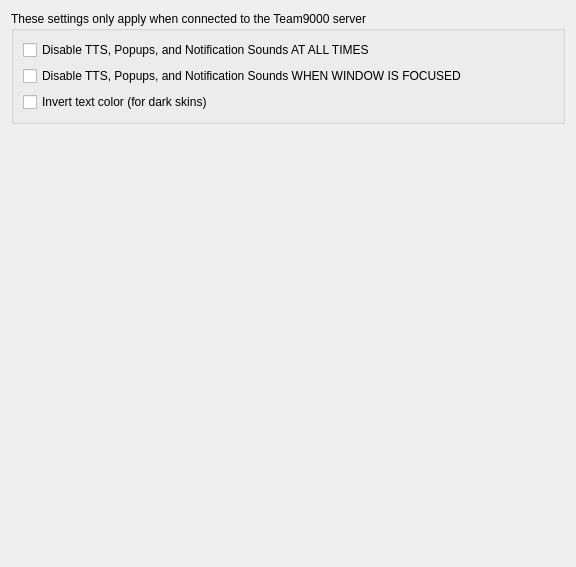
This is src/mumble/M9Config.ui in team9000/mumble9000 as Qt 5 draws it before an edit. The edited form follows.
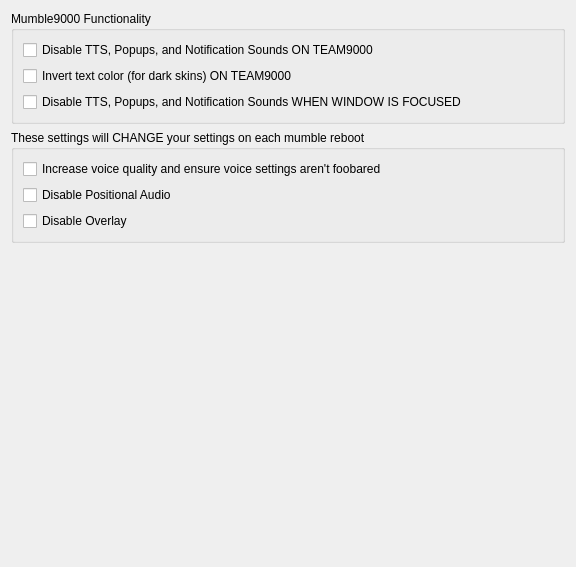
This is the edited form.

Commit message: Auto-fix configs. Bump to 1.0.3

```diff
--- a/src/mumble/M9Config.ui
+++ b/src/mumble/M9Config.ui
@@ -23,13 +23,20 @@
       </sizepolicy>
      </property>
      <property name="title">
-      <string>These settings only apply when connected to the Team9000 server</string>
+      <string>Mumble9000 Functionality</string>
      </property>
      <layout class="QVBoxLayout">
       <item>
        <widget class="QCheckBox" name="qcbRemoveNotifications">
         <property name="text">
-         <string>Disable TTS, Popups, and Notification Sounds AT ALL TIMES</string>
+         <string>Disable TTS, Popups, and Notification Sounds ON TEAM9000</string>
+        </property>
+       </widget>
+      </item>
+      <item>
+       <widget class="QCheckBox" name="qcbInvertText">
+        <property name="text">
+         <string>Invert text color (for dark skins) ON TEAM9000</string>
         </property>
        </widget>
       </item>
@@ -40,10 +47,39 @@
         </property>
        </widget>
       </item>
+     </layout>
+    </widget>
+   </item>
+   <item>
+    <widget class="QGroupBox" name="qgbConnection">
+     <property name="sizePolicy">
+      <sizepolicy hsizetype="Preferred" vsizetype="Minimum">
+       <horstretch>0</horstretch>
+       <verstretch>0</verstretch>
+      </sizepolicy>
+     </property>
+     <property name="title">
+      <string>These settings will CHANGE your settings on each mumble reboot</string>
+     </property>
+     <layout class="QVBoxLayout">
       <item>
-       <widget class="QCheckBox" name="qcbInvertText">
+       <widget class="QCheckBox" name="qcbFixAudio">
         <property name="text">
-         <string>Invert text color (for dark skins)</string>
+         <string>Increase voice quality and ensure voice settings aren't foobared</string>
+        </property>
+       </widget>
+      </item>
+      <item>
+       <widget class="QCheckBox" name="qcbDisablePositional">
+        <property name="text">
+         <string>Disable Positional Audio</string>
+        </property>
+       </widget>
+      </item>
+      <item>
+       <widget class="QCheckBox" name="qcbDisableOverlay">
+        <property name="text">
+         <string>Disable Overlay</string>
         </property>
        </widget>
       </item>
```
The commit also changes 6 other files.
